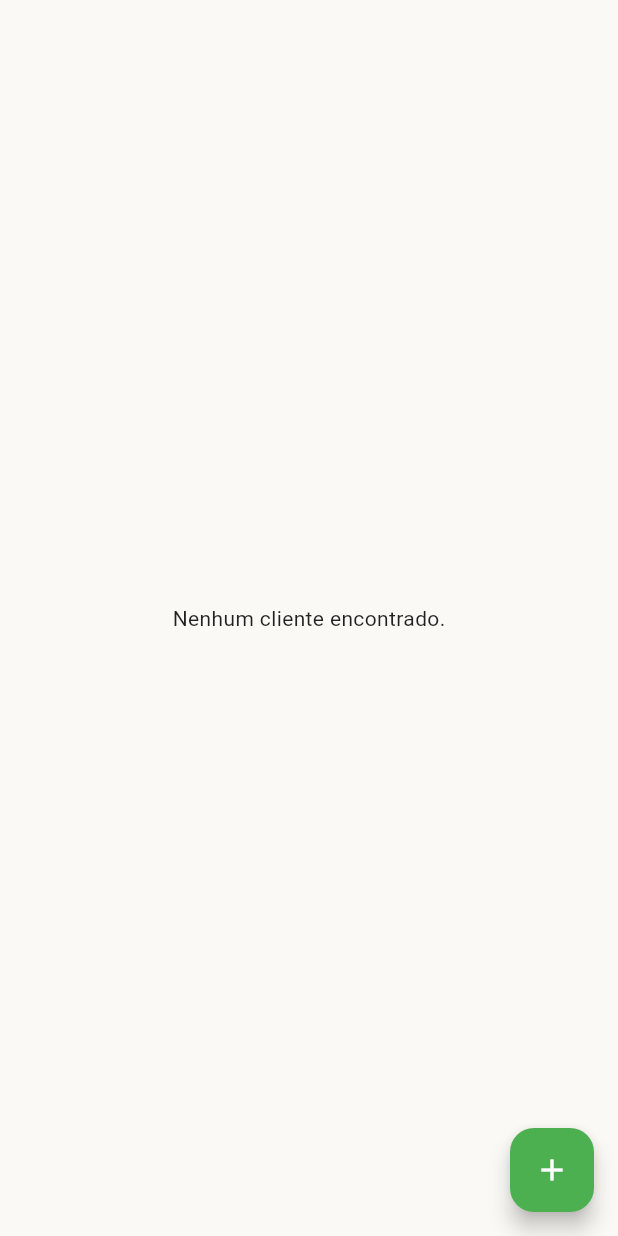
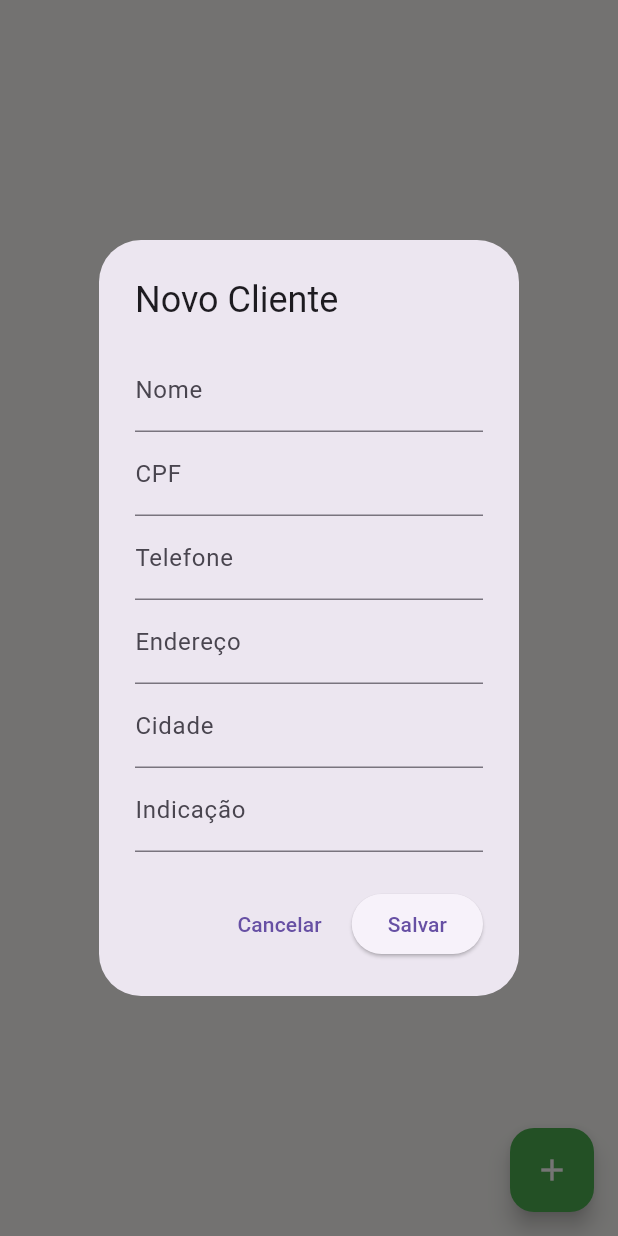
Before and after one commit to Cortexautocom/agiota-online, a Flutter app: the ClientesPage widget shown alone on an empty page, opened directly, after a tap on the "add" icon, on a phone screen of 412 x 824 dp. Run offline on Flutter 3.47's test engine with Material 3 defaults, Android fonts, the phone set to English and light mode, and no system bars; our stand-ins replace mask_text_input_formatter, supabase_flutter; accounts and stored records are empty; network calls fail.

```diff
--- a/lib/clientes_page.dart
+++ b/lib/clientes_page.dart
@@ -1,6 +1,8 @@
 import 'package:flutter/material.dart';
 import 'package:supabase_flutter/supabase_flutter.dart';
 import 'financeiro.dart';
+import 'package:mask_text_input_formatter/mask_text_input_formatter.dart';
+import 'editar_cliente_page.dart';
 
 class ClientesPage extends StatefulWidget {
   const ClientesPage({super.key});
@@ -88,14 +90,19 @@ class _ClientesPageState extends State<ClientesPage> {
                       trailing: IconButton(
                         icon: const Icon(Icons.edit, color: Colors.blue),
                         tooltip: "Editar cliente",
-                        onPressed: () {
-                          // 🚧 futuramente vamos abrir a tela de edição do cliente
-                          ScaffoldMessenger.of(context).showSnackBar(
-                            const SnackBar(
-                              content:
-                                  Text("Função de edição ainda não implementada"),
+                        onPressed: () async {
+                          final resultado = await Navigator.push(
+                            context,
+                            MaterialPageRoute(
+                              builder: (context) => EditarClientePage(cliente: cliente),
                             ),
                           );
+
+                          if (resultado == true) {
+                            setState(() {
+                              _clientesFuture = _buscarClientes(); // recarrega lista após editar/excluir
+                            });
+                          }
                         },
                       ),
                     ),
@@ -114,7 +121,9 @@ class _ClientesPageState extends State<ClientesPage> {
             onPressed: () async {
               final novoCliente = await open_client_form(context);
               if (novoCliente != null) {
-                await Supabase.instance.client.from('clientes').insert(novoCliente);
+                await Supabase.instance.client
+                    .from('clientes')
+                    .insert(novoCliente);
                 setState(() {
                   _clientesFuture = _buscarClientes();
                 });
@@ -131,6 +140,86 @@ class _ClientesPageState extends State<ClientesPage> {
 
 // 🔹 mantém a função de criar novo cliente
 Future<Map<String, dynamic>?> open_client_form(BuildContext context) async {
-  // usa a mesma função que você já tem no main.dart
-  return null;
+  final nomeController = TextEditingController();
+  final cpfController = TextEditingController();
+  final telefoneController = TextEditingController();
+  final enderecoController = TextEditingController();
+  final cidadeController = TextEditingController();
+  final indicacaoController = TextEditingController();
+
+  // 🔹 Máscaras
+  final cpfFormatter = MaskTextInputFormatter(
+    mask: '###.###.###-##',
+    filter: {"#": RegExp(r'[0-9]')},
+  );
+
+  final telefoneFormatter = MaskTextInputFormatter(
+    mask: '(##) # ####-####',
+    filter: {"#": RegExp(r'[0-9]')},
+  );
+
+  return showDialog<Map<String, dynamic>>(
+    context: context,
+    builder: (context) {
+      return AlertDialog(
+        title: const Text("Novo Cliente"),
+        content: SingleChildScrollView(
+          child: Column(
+            mainAxisSize: MainAxisSize.min,
+            children: [
+              TextField(
+                controller: nomeController,
+                decoration: const InputDecoration(labelText: "Nome"),
+              ),
+              TextField(
+                controller: cpfController,
+                decoration: const InputDecoration(labelText: "CPF"),
+                keyboardType: TextInputType.number,
+                inputFormatters: [cpfFormatter],
+              ),
+              TextField(
+                controller: telefoneController,
+                decoration: const InputDecoration(labelText: "Telefone"),
+                keyboardType: TextInputType.phone,
+                inputFormatters: [telefoneFormatter],
+              ),
+              TextField(
+                controller: enderecoController,
+                decoration: const InputDecoration(labelText: "Endereço"),
+              ),
+              TextField(
+                controller: cidadeController,
+                decoration: const InputDecoration(labelText: "Cidade"),
+              ),
+              TextField(
+                controller: indicacaoController,
+                decoration: const InputDecoration(labelText: "Indicação"),
+              ),
+            ],
+          ),
+        ),
+        actions: [
+          TextButton(
+            onPressed: () => Navigator.pop(context, null),
+            child: const Text("Cancelar"),
+          ),
+          ElevatedButton(
+            onPressed: () {
+              final novoCliente = {
+                "nome": nomeController.text,
+                "cpf": cpfController.text,
+                "telefone": telefoneController.text,
+                "endereco": enderecoController.text,
+                "cidade": cidadeController.text,
+                "indicacao": indicacaoController.text,
+                "id_usuario": Supabase.instance.client.auth.currentUser!.id,
+              };
+              Navigator.pop(context, novoCliente);
+            },
+            child: const Text("Salvar"),
+          ),
+        ],
+      );
+    },
+  );
 }
```
Also changed, not shown: lib/editar_cliente_page.dart (added, +278 -0 lines), 1 other file.
